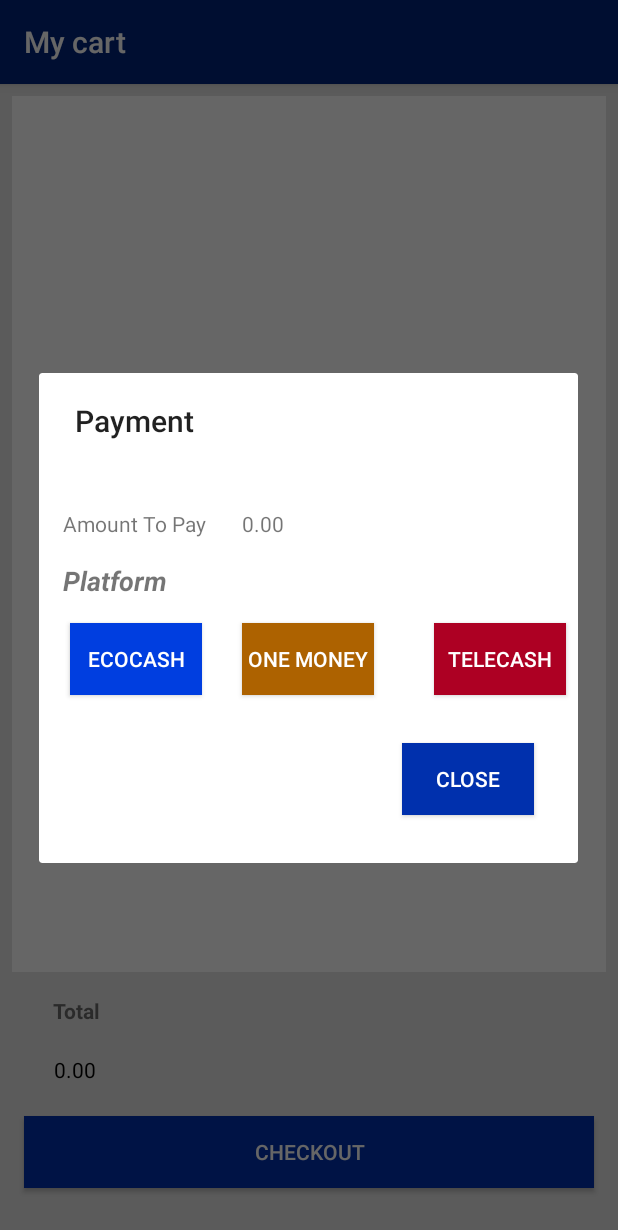
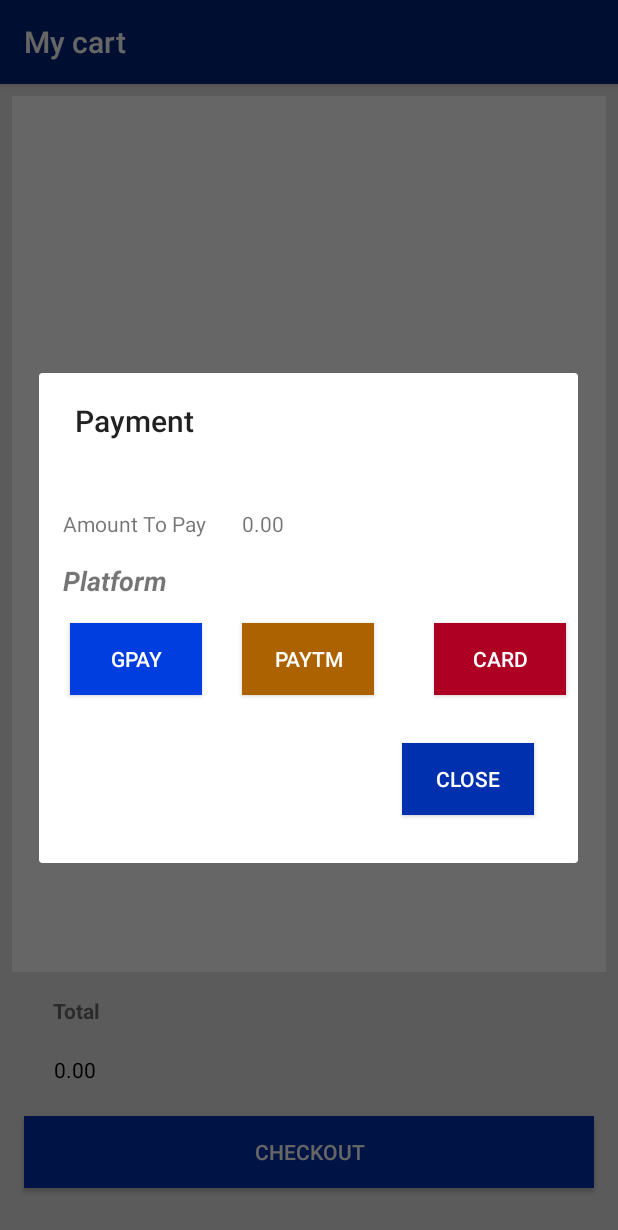
Before and after one commit to adyaagrawal/Barcode-shopping-app, an Android app: the CartActivity screen opened directly, with no data from a screen before it, after a tap on "CHECKOUT", on a phone screen of 412 x 824 dp. Shown: the top 1230 px of the screen. Run offline under Robolectric (Android 15) with nearby library versions, the phone set to English and light mode, and no system bars; our stand-ins replace Firebase (no records; nobody signed in at launch, a user with empty details on screens opened directly).

Commit message:
bug fixes

```diff
--- a/app/src/main/AndroidManifest.xml
+++ b/app/src/main/AndroidManifest.xml
@@ -24,11 +24,9 @@
         </activity>
         <activity android:name=".CartActivity"/>
         <activity android:name=".LoginActivity"/>
-        <activity android:name=".ProfileActivity"/>
         <activity android:name=".ResetPasswordActivity"/>
         <activity android:name=".ScanActivity"/>
         <activity android:name=".SignupActivity"/>
-        <activity android:name=".TransactionHistory"/>
     </application>
 
 </manifest>
--- a/app/src/main/java/com/example/barcode_shopping_app/CartActivity.java
+++ b/app/src/main/java/com/example/barcode_shopping_app/CartActivity.java
@@ -118,7 +118,6 @@ public class CartActivity extends AppCompatActivity {
             @Override
             public void onDataChange(@NonNull DataSnapshot dataSnapshot) {
                 cartItems.clear();
-                Toast.makeText(getApplicationContext(), dataSnapshot.toString(), Toast.LENGTH_LONG).show();
 
                 for(DataSnapshot dataSnapshot1: dataSnapshot.getChildren()){
                     CartItem item = dataSnapshot1.getValue(CartItem.class);
--- a/app/src/main/java/com/example/barcode_shopping_app/PaymentActivity.java
+++ b/app/src/main/java/com/example/barcode_shopping_app/PaymentActivity.java
@@ -43,32 +43,32 @@ public class PaymentActivity extends AppCompatDialog {
         TextView amount = findViewById(R.id.textView9);
         amount.setText(String.format("%.2f", value));
 
-        Button ecoButton = findViewById(R.id.button);
-        Button teleButton = findViewById(R.id.button4);
-        Button onemariButton = findViewById(R.id.button3);
+        Button gpayButton = findViewById(R.id.button);
+        Button paytmButton = findViewById(R.id.button3);
+        Button cardButton = findViewById(R.id.button4);
 
-        ecoButton.setOnClickListener(new View.OnClickListener() {
+        gpayButton.setOnClickListener(new View.OnClickListener() {
             @Override
             public void onClick(View v) {
-                Toast.makeText(getContext(), "Paid with Ecocash $"+amount, Toast.LENGTH_LONG).show();
+                Toast.makeText(getContext(), "Paid with Gpay Rs."+value, Toast.LENGTH_LONG).show();
                 processTransaction(uid);
                 dismiss();
             }
         });
-        teleButton.setOnClickListener(new View.OnClickListener() {
+        paytmButton.setOnClickListener(new View.OnClickListener() {
             @Override
             public void onClick(View v) {
 
-                Toast.makeText(getContext(), "Paid with Telecash $"+amount, Toast.LENGTH_LONG).show();
+                Toast.makeText(getContext(), "Paid with PayTM Rs."+value, Toast.LENGTH_LONG).show();
                 processTransaction(uid);
                 dismiss();
             }
         });
 
-        onemariButton.setOnClickListener(new View.OnClickListener() {
+        cardButton.setOnClickListener(new View.OnClickListener() {
             @Override
             public void onClick(View v) {
-                Toast.makeText(getContext(), "Paid with OneMoney $"+amount, Toast.LENGTH_LONG).show();
+                Toast.makeText(getContext(), "Paid with Card Rs."+value, Toast.LENGTH_LONG).show();
                 processTransaction(uid);
                 dismiss();
             }
--- a/app/src/main/res/layout/activity_cart.xml
+++ b/app/src/main/res/layout/activity_cart.xml
@@ -26,7 +26,7 @@
         android:layout_width="wrap_content"
         android:layout_height="wrap_content"
         android:layout_marginBottom="8dp"
-        android:text="$0.00"
+        android:text="Rs. 0.00"
         android:textColor="@android:color/black"
         app:layout_constraintBottom_toTopOf="@+id/btncheckout"
         app:layout_constraintEnd_toEndOf="parent"
--- a/app/src/main/res/layout/activity_history.xml
+++ /dev/null
@@ -1,6 +0,0 @@
-<?xml version="1.0" encoding="utf-8"?>
-<LinearLayout xmlns:android="http://schemas.android.com/apk/res/android"
-    android:orientation="vertical" android:layout_width="match_parent"
-    android:layout_height="match_parent">
-
-</LinearLayout>
--- a/app/src/main/res/layout/activity_profile.xml
+++ /dev/null
@@ -1,6 +0,0 @@
-<?xml version="1.0" encoding="utf-8"?>
-<LinearLayout xmlns:android="http://schemas.android.com/apk/res/android"
-    android:orientation="vertical" android:layout_width="match_parent"
-    android:layout_height="match_parent">
-
-</LinearLayout>
--- a/app/src/main/res/layout/dialog_payment.xml
+++ b/app/src/main/res/layout/dialog_payment.xml
@@ -47,7 +47,7 @@
         android:layout_marginStart="16dp"
         android:layout_marginTop="16dp"
         android:background="@color/colorAccent"
-        android:text="Ecocash"
+        android:text="Gpay"
         android:textColor="@android:color/white"
         app:layout_constraintBottom_toBottomOf="parent"
         app:layout_constraintEnd_toStartOf="@+id/button3"
@@ -97,7 +97,7 @@
         android:layout_marginEnd="16dp"
         android:layout_marginBottom="16dp"
         android:background="@color/onemoney"
-        android:text="One Money"
+        android:text="PayTM"
         android:textColor="@android:color/white"
         app:layout_constraintBottom_toBottomOf="parent"
         app:layout_constraintEnd_toEndOf="parent"
@@ -114,7 +114,7 @@
         android:layout_marginTop="16dp"
         android:layout_marginEnd="8dp"
         android:background="@color/telecash"
-        android:text="Telecash"
+        android:text="Card"
         android:textColor="@android:color/white"
         app:layout_constraintBottom_toBottomOf="parent"
         app:layout_constraintEnd_toEndOf="parent"
@@ -130,7 +130,7 @@
         android:layout_marginStart="24dp"
         android:layout_marginTop="8dp"
         android:layout_marginEnd="24dp"
-        android:text="$"
+        android:text="Rs."
         app:layout_constraintBottom_toBottomOf="parent"
         app:layout_constraintEnd_toEndOf="parent"
         app:layout_constraintHorizontal_bias="0.0"
```
Also changed, not shown: app/src/main/java/com/example/barcode_shopping_app/ProfileActivity.java (deleted, +0 -14 lines), app/src/main/java/com/example/barcode_shopping_app/TransactionHistory.java (deleted, +0 -14 lines).
